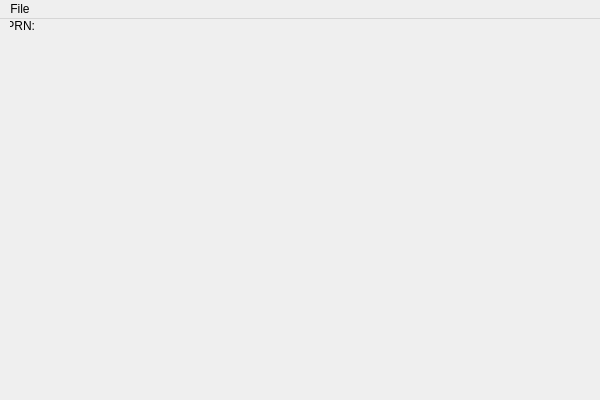
accavallo/QIlluminator, file QIlluminator/QIlluminator.ui: the form before one commit.
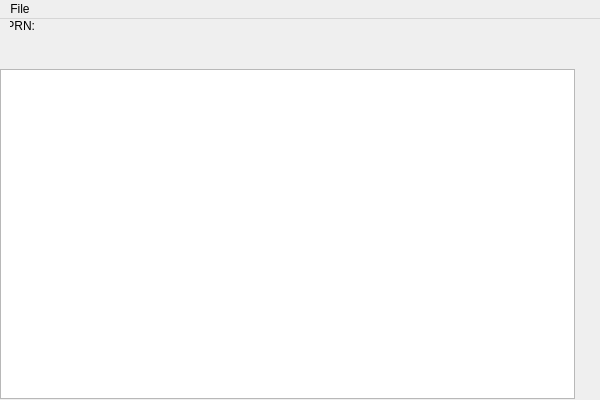
The form after the commit.

Commit message: Added the graphics view and the functionality for zooming in and out. Added the ability to load multiple PRNs at one time.

What changed in the file:
```diff
--- a/QIlluminator/QIlluminator.ui
+++ b/QIlluminator/QIlluminator.ui
@@ -43,6 +43,16 @@
      <string/>
     </property>
    </widget>
+   <widget class="QGraphicsView" name="graphicsView">
+    <property name="geometry">
+     <rect>
+      <x>0</x>
+      <y>50</y>
+      <width>575</width>
+      <height>330</height>
+     </rect>
+    </property>
+   </widget>
   </widget>
   <widget class="QMenuBar" name="menuBar">
    <property name="geometry">
```
Left out of the diff: 23 changed lines with no effect on the pictures. The commit also changes 7 other files.
